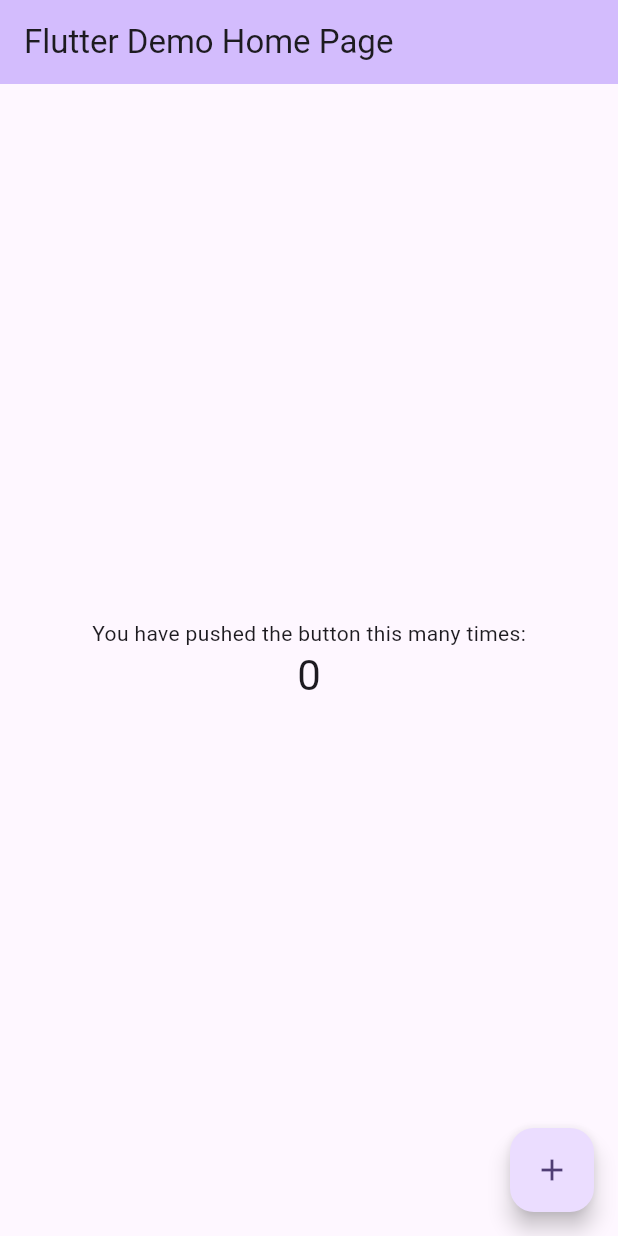
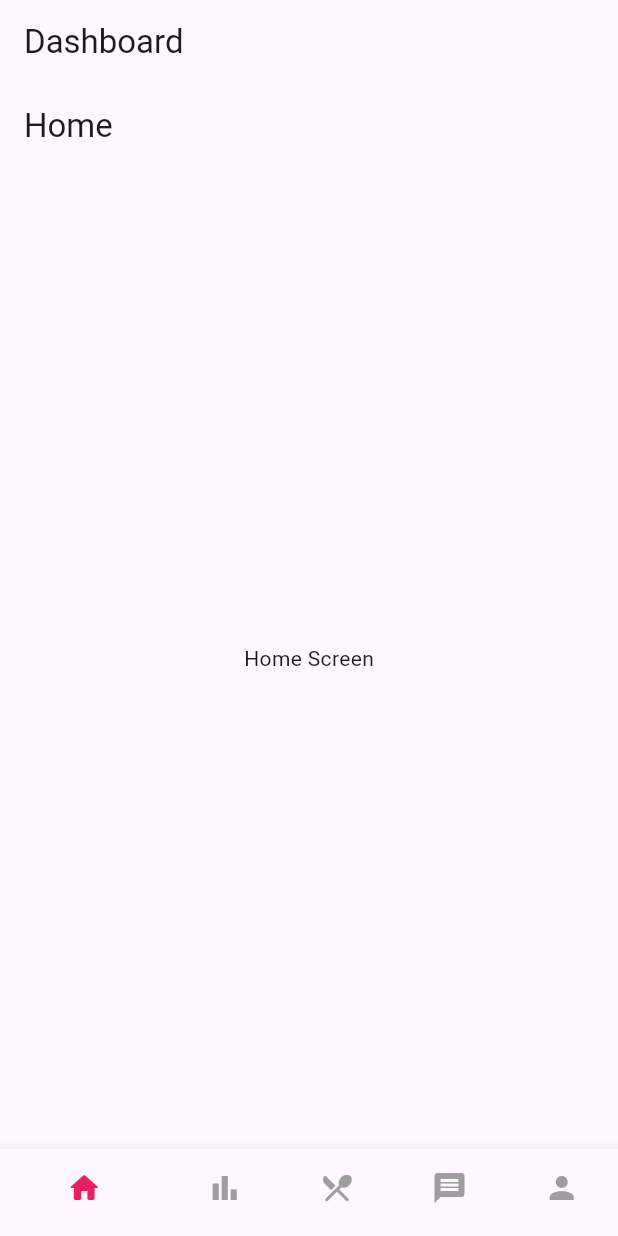
Before and after one commit to msaqlain-dev/PartyMap, a Flutter app: the screen it shows after launch, on a phone screen of 412 x 824 dp. Run offline on Flutter 3.47's test engine with Material 3 defaults, Android fonts, the phone set to English and light mode, and no system bars; our stand-ins replace get.

Commit message:
Code Structure

```diff
--- /dev/null
+++ b/lib/Screens/dashboard/dashboard_controller.dart
@@ -0,0 +1,9 @@
+import "package:get/get.dart";
+
+class DashboardController extends GetxController {
+  var tabIndex = 0.obs;
+
+  void changeTabIndex(int index) {
+    tabIndex.value = index;
+  }
+}
--- /dev/null
+++ b/lib/Screens/dashboard/dashboard_screen.dart
@@ -0,0 +1,55 @@
+import "package:flutter/material.dart";
+import "package:get/get.dart";
+import "package:partymap/Screens/home/home_screen.dart";
+import "package:partymap/Screens/message/message_screen.dart";
+import "package:partymap/Screens/profile/profile_screen.dart";
+import "dashboard_controller.dart";
+
+class DashboardScreen extends GetView<DashboardController> {
+  const DashboardScreen({super.key});
+
+  @override
+  Widget build(BuildContext context) {
+    return GetBuilder<DashboardController>(
+      builder: (controller) {
+        return Scaffold(
+          appBar: AppBar(
+            title: Text("Dashboard"),
+          ),
+          body: SafeArea(
+            child: IndexedStack(
+              index: controller.tabIndex.value,
+              children: [
+                HomeScreen(),
+                MessageScreen(),
+                ProfileScreen(),
+              ],
+            ),
+          ),
+          bottomNavigationBar: BottomNavigationBar(
+            unselectedItemColor: Colors.grey,
+            selectedItemColor: Colors.pink,
+            onTap: controller.changeTabIndex,
+            showSelectedLabels: false,
+            showUnselectedLabels: false,
+            currentIndex: controller.tabIndex.value,
+            items: [
+              _bottomNavItems(Icons.home_rounded, "Parties"),
+              _bottomNavItems(Icons.bar_chart, "Bars"),
+              _bottomNavItems(Icons.restaurant_menu_rounded, "Restaurants"),
+              _bottomNavItems(Icons.message, "Messages"),
+              _bottomNavItems(Icons.person, "Profile"),
+            ],
+          ),
+        );
+      },
+    );
+  }
+
+  _bottomNavItems(IconData icon, String label) {
+    return BottomNavigationBarItem(
+      icon: Icon(icon),
+      label: label,
+    );
+  }
+}
--- /dev/null
+++ b/lib/Screens/home/home_controller.dart
@@ -0,0 +1,3 @@
+import 'package:get/get.dart';
+
+class HomeController extends GetxController {}
--- /dev/null
+++ b/lib/Screens/home/home_screen.dart
@@ -0,0 +1,17 @@
+import "package:flutter/material.dart";
+import "package:get/get.dart";
+import "home_controller.dart";
+
+class HomeScreen extends GetView<HomeController> {
+  @override
+  Widget build(BuildContext context) {
+    return Scaffold(
+      appBar: AppBar(
+        title: Text("Home"),
+      ),
+      body: Center(
+        child: Text("Home Screen"),
+      ),
+    );
+  }
+}
--- /dev/null
+++ b/lib/Screens/message/message_controller.dart
@@ -0,0 +1,3 @@
+import "package:get/get.dart";
+
+class MessageController extends GetxController {}
--- /dev/null
+++ b/lib/Screens/message/message_screen.dart
@@ -0,0 +1,17 @@
+import "package:flutter/material.dart";
+import "package:get/get.dart";
+import "message_controller.dart";
+
+class MessageScreen extends GetView<MessageController> {
+  @override
+  Widget build(BuildContext context) {
+    return Scaffold(
+      appBar: AppBar(
+        title: Text("Message"),
+      ),
+      body: Center(
+        child: Text("Message Screen"),
+      ),
+    );
+  }
+}
--- /dev/null
+++ b/lib/Screens/profile/profile_controller.dart
@@ -0,0 +1,3 @@
+import "package:get/get.dart";
+
+class ProfileController extends GetxController {}
--- /dev/null
+++ b/lib/Screens/profile/profile_screen.dart
@@ -0,0 +1,17 @@
+import "package:flutter/material.dart";
+import "package:get/get.dart";
+import "profile_controller.dart";
+
+class ProfileScreen extends GetView<ProfileController> {
+  @override
+  Widget build(BuildContext context) {
+    return Scaffold(
+      appBar: AppBar(
+        title: Text("Profile"),
+      ),
+      body: Center(
+        child: Text("Profile Screen"),
+      ),
+    );
+  }
+}
--- a/lib/main.dart
+++ b/lib/main.dart
@@ -1,4 +1,6 @@
 import 'package:flutter/material.dart';
+import 'package:get/get.dart';
+import 'package:partymap/Screens/dashboard/dashboard_screen.dart';
 
 void main() {
   runApp(const MyApp());
@@ -10,43 +12,20 @@
   // This widget is the root of your application.
   @override
   Widget build(BuildContext context) {
-    return MaterialApp(
+    return GetMaterialApp(
       title: 'Flutter Demo',
       theme: ThemeData(
-        // This is the theme of your application.
-        //
-        // TRY THIS: Try running your application with "flutter run". You'll see
-        // the application has a purple toolbar. Then, without quitting the app,
-        // try changing the seedColor in the colorScheme below to Colors.green
-        // and then invoke "hot reload" (save your changes or press the "hot
-        // reload" button in a Flutter-supported IDE, or press "r" if you used
-        // the command line to start the app).
-        //
-        // Notice that the counter didn't reset back to zero; the application
-        // state is not lost during the reload. To reset the state, use hot
-        // restart instead.
-        //
-        // This works for code too, not just values: Most code changes can be
-        // tested with just a hot reload.
         colorScheme: ColorScheme.fromSeed(seedColor: Colors.deepPurple),
         useMaterial3: true,
       ),
-      home: const MyHomePage(title: 'Flutter Demo Home Page'),
+      // home: const MyHomePage(title: 'Flutter Demo Home Page'),
+      home: DashboardScreen(),
     );
   }
 }
 
 class MyHomePage extends StatefulWidget {
   const MyHomePage({super.key, required this.title});
-
-  // This widget is the home page of your application. It is stateful, meaning
-  // that it has a State object (defined below) that contains fields that affect
-  // how it looks.
-
-  // This class is the configuration for the state. It holds the values (in this
-  // case the title) provided by the parent (in this case the App widget) and
-  // used by the build method of the State. Fields in a Widget subclass are
-  // always marked "final".
 
   final String title;
 
@@ -55,71 +34,15 @@
 }
 
 class _MyHomePageState extends State<MyHomePage> {
-  int _counter = 0;
-
-  void _incrementCounter() {
-    setState(() {
-      // This call to setState tells the Flutter framework that something has
-      // changed in this State, which causes it to rerun the build method below
-      // so that the display can reflect the updated values. If we changed
-      // _counter without calling setState(), then the build method would not be
-      // called again, and so nothing would appear to happen.
-      _counter++;
-    });
-  }
-
   @override
   Widget build(BuildContext context) {
-    // This method is rerun every time setState is called, for instance as done
-    // by the _incrementCounter method above.
-    //
-    // The Flutter framework has been optimized to make rerunning build methods
-    // fast, so that you can just rebuild anything that needs updating rather
-    // than having to individually change instances of widgets.
     return Scaffold(
       appBar: AppBar(
-        // TRY THIS: Try changing the color here to a specific color (to
-        // Colors.amber, perhaps?) and trigger a hot reload to see the AppBar
-        // change color while the other colors stay the same.
-        backgroundColor: Theme.of(context).colorScheme.inversePrimary,
-        // Here we take the value from the MyHomePage object that was created by
-        // the App.build method, and use it to set our appbar title.
         title: Text(widget.title),
       ),
       body: Center(
-        // Center is a layout widget. It takes a single child and positions it
-        // in the middle of the parent.
-        child: Column(
-          // Column is also a layout widget. It takes a list of children and
-          // arranges them vertically. By default, it sizes itself to fit its
-          // children horizontally, and tries to be as tall as its parent.
-          //
-          // Column has various properties to control how it sizes itself and
-          // how it positions its children. Here we use mainAxisAlignment to
-          // center the children vertically; the main axis here is the vertical
-          // axis because Columns are vertical (the cross axis would be
-          // horizontal).
-          //
-          // TRY THIS: Invoke "debug painting" (choose the "Toggle Debug Paint"
-          // action in the IDE, or press "p" in the console), to see the
-          // wireframe for each widget.
-          mainAxisAlignment: MainAxisAlignment.center,
-          children: <Widget>[
-            const Text(
-              'You have pushed the button this many times:',
-            ),
-            Text(
-              '$_counter',
-              style: Theme.of(context).textTheme.headlineMedium,
-            ),
-          ],
-        ),
+        child: Column(),
       ),
-      floatingActionButton: FloatingActionButton(
-        onPressed: _incrementCounter,
-        tooltip: 'Increment',
-        child: const Icon(Icons.add),
-      ), // This trailing comma makes auto-formatting nicer for build methods.
     );
   }
 }
--- a/pubspec.yaml
+++ b/pubspec.yaml
@@ -35,6 +35,7 @@ dependencies:
   # The following adds the Cupertino Icons font to your application.
   # Use with the CupertinoIcons class for iOS style icons.
   cupertino_icons: ^1.0.6
+  get: ^4.6.6
 
 dev_dependencies:
   flutter_test:
```
Also changed, not shown: lib/Screens/dashboard/dashboard_binding.dart (added), pubspec.lock.
